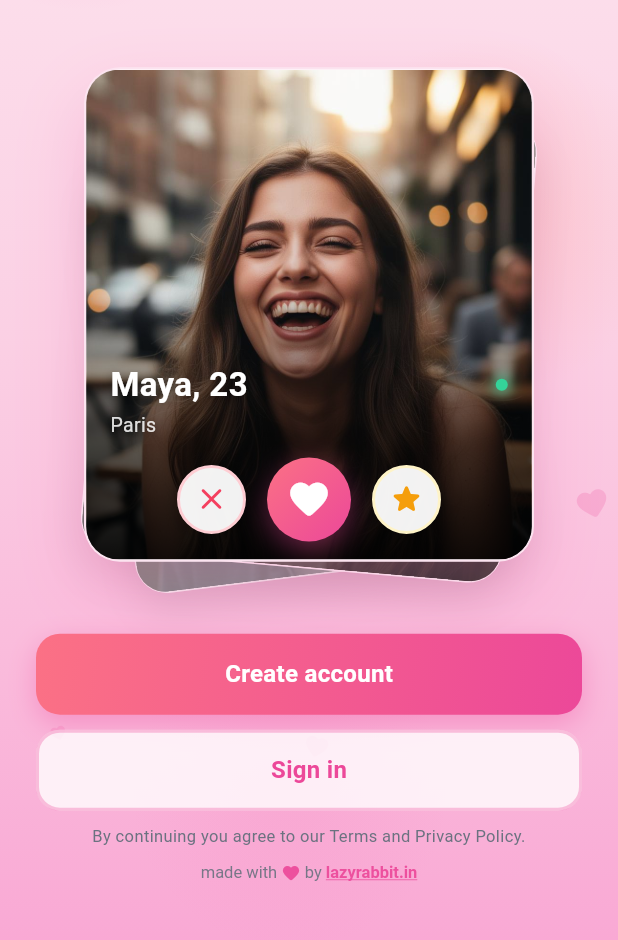
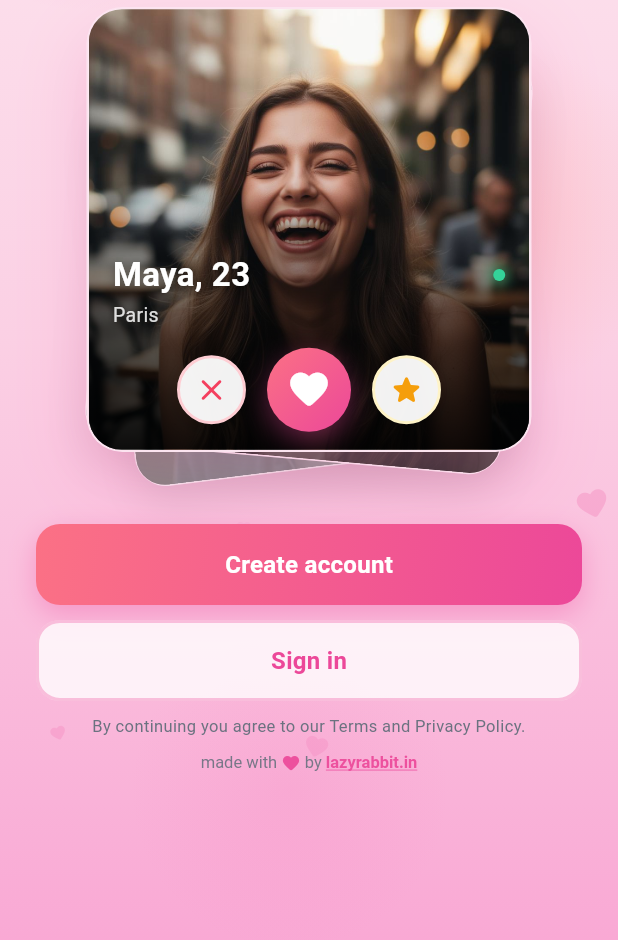
Before and after one commit to matchinminutesbackend/MIM_backend, a Flutter app: the screen it shows after launch, after a tap on the "close" icon, on a phone screen of 412 x 824 dp, the part 281-1221 px from its top. Run offline on Flutter 3.47's test engine with Material 3 defaults, Android fonts, the phone set to English and light mode, and no system bars; our stand-ins replace cached_network_image, firebase_core, firebase_messaging, flutter_local_notifications, flutter_secure_storage, google_sign_in and 2 more; missing offline and left inert: flutter_app_badger, flutter_webrtc, razorpay_flutter; accounts and stored records are empty; network calls fail.

Commit message:
bug fixed

```diff
--- a/flutter_app/lib/main.dart
+++ b/flutter_app/lib/main.dart
@@ -15,14 +15,7 @@ Future<void> main() async {
   // Initialise Firebase + FCM listeners. Gracefully no-ops if
   // google-services.json is not yet placed in android/app/.
   await NotificationService.init();
-  final themeProvider = ThemeProvider();
-  await themeProvider.initialize();
-  runApp(
-    ChangeNotifierProvider.value(
-      value: themeProvider,
-      child: const MatchInMinutesApp(),
-    ),
-  );
+  runApp(const MatchInMinutesApp());
 }
 
 class MatchInMinutesApp extends StatelessWidget {
@@ -30,16 +23,20 @@ class MatchInMinutesApp extends StatelessWidget {
 
   @override
   Widget build(BuildContext context) {
-    final themeProvider = context.watch<ThemeProvider>();
-
     return MultiProvider(
       providers: [
         ChangeNotifierProvider(create: (_) => AuthProvider()),
         ChangeNotifierProvider(create: (_) => DiscoverProvider()),
         ChangeNotifierProvider(create: (_) => MessagesProvider()),
         ChangeNotifierProvider(create: (_) => CallService()),
+        ChangeNotifierProvider(create: (_) {
+          final tp = ThemeProvider();
+          tp.initialize();
+          return tp;
+        }),
       ],
-      child: MaterialApp(
+      child: Consumer<ThemeProvider>(
+        builder: (context, themeProvider, _) => MaterialApp(
         title: 'MatchInMinutes',
         navigatorKey: NavigationService.navigatorKey,
         debugShowCheckedModeBanner: false,
@@ -111,7 +108,8 @@ class MatchInMinutesApp extends StatelessWidget {
             ),
           ),
         ),
-        home: const IntroScreen(),
+          home: const IntroScreen(),
+        ),
       ),
     );
   }
--- a/flutter_app/lib/models/discover_profile.dart
+++ b/flutter_app/lib/models/discover_profile.dart
@@ -45,7 +45,7 @@ class DiscoverProfile {
       // DB uses 'id' as primary key
       userId: json['id'] as String? ?? json['user_id'] as String? ?? '',
       name: json['name'] as String? ?? 'Unknown',
-      age: json['age'] as int?,
+      age: json['age'] != null ? (json['age'] as num).toInt() : null,
       city: json['city'] as String?,
       bio: json['bio'] as String?,
       // DB uses main_image_url
--- a/flutter_app/lib/models/profile_model.dart
+++ b/flutter_app/lib/models/profile_model.dart
@@ -108,7 +108,7 @@ class ProfileModel {
       userId: json['id'] as String? ?? json['user_id'] as String? ?? '',
       name: json['name'] as String?,
       bio: json['bio'] as String?,
-      age: json['age'] as int?,
+      age: json['age'] != null ? (json['age'] as num).toInt() : null,
       gender: json['gender'] as String?,
       city: json['city'] as String?,
       country: json['country'] as String?,
@@ -132,7 +132,7 @@ class ProfileModel {
       mainPhotoUrl: json['main_image_url'] as String?,
       photoUrls: photoUrls,
       photoIds: photoIds,
-      walletCredits: json['wallet_credits'] as int? ?? 0,
+      walletCredits: json['wallet_credits'] != null ? (json['wallet_credits'] as num).toInt() : 0,
       subscriptionPlan: json['subscription_plan'] as String?,
       coverPhotoUrl: json['cover_photo_url'] as String?,
       compatibilityAnswers: (json['compatibility_answers'] as List? ?? [])
@@ -142,7 +142,7 @@ class ProfileModel {
       subCaste: json['sub_caste'] as String?,
       subReligion: json['sub_religion'] as String?,
       annualIncome: json['annual_income'] as String?,
-      heightCm: json['height_cm'] as int?,
+      heightCm: json['height_cm'] != null ? (json['height_cm'] as num).toInt() : null,
       languages: List<String>.from(json['languages'] ?? []),
       firstDateIdea: json['first_date_idea'] as String?,
       occupation: json['occupation'] as String?,
--- a/flutter_app/lib/screens/auth/intro_screen.dart
+++ b/flutter_app/lib/screens/auth/intro_screen.dart
@@ -261,8 +261,8 @@ class _IntroScreenState extends State<IntroScreen>
     final theme = Theme.of(context);
 
     // Responsive measurements adjusted to fit standard mobile screen heights
-    final cardHeight = (size.height * 0.40).clamp(320.0, 420.0);
-    final cardWidth = (size.width * 0.78).clamp(260.0, 300.0);
+    final cardHeight = (size.height * 0.36).clamp(240.0, 420.0);
+    final cardWidth = (size.width * 0.72).clamp(210.0, 300.0);
 
     return Scaffold(
       body: Stack(
@@ -345,14 +345,15 @@ class _IntroScreenState extends State<IntroScreen>
 
           // ── Layer 4: Primary Content (Logo, Stage, Buttons) ───────
           SafeArea(
+            child: SingleChildScrollView(
+              physics: const ClampingScrollPhysics(),
               child: AnimatedBuilder(
                 animation: _introProgress,
                 builder: (context, child) {
                   // Layout logic shifting elements depending on whether intro sequence has completed
-                // Layout logic shifting elements depending on whether intro sequence has completed
-                // Logo initial y: 25vh (0.25 * screenHeight), scale: 1.2
+                  // Logo initial y: 20vh (0.20 * screenHeight), scale: 1.2
                   // Logo final y: 0.0, scale: 1.0
-                double logoY = (1.0 - _introProgress.value) * (size.height * 0.25);
+                  double logoY = (1.0 - _introProgress.value) * (size.height * 0.20);
                   double logoScale = 1.2 - (_introProgress.value * 0.2);
                   double otherOpacity = _introProgress.value;
 
@@ -369,14 +370,14 @@ class _IntroScreenState extends State<IntroScreen>
                       ),
 
                       // Stage + CTAs (Only shown / faded in when introDone progresses)
-                    Expanded(
-                      child: IgnorePointer(
+                      IgnorePointer(
                         ignoring: _introProgress.value == 0.0,
                         child: Opacity(
                           opacity: otherOpacity,
                           child: Transform.translate(
                             offset: Offset(0, (1.0 - otherOpacity) * 30),
                             child: Column(
+                              mainAxisSize: MainAxisSize.min,
                               mainAxisAlignment: MainAxisAlignment.center,
                               children: [
                               // 3D Swipe Stage Container
@@ -648,10 +649,10 @@ class _IntroScreenState extends State<IntroScreen>
                             ),
                           ),
                         ),
-                  ),
                       ],
                     );
                   },
+                ),
               ),
             ),
         ],
```
Also changed, not shown: flutter_app/lib/models/match_model.dart (+4 -4 lines), flutter_app/lib/screens/auth/profile_setup_screen.dart (+46 -65 lines), flutter_app/lib/services/api_service.dart (+28 -2 lines), 1 other file. Lines whose indentation alone changed are shown as unchanged.
